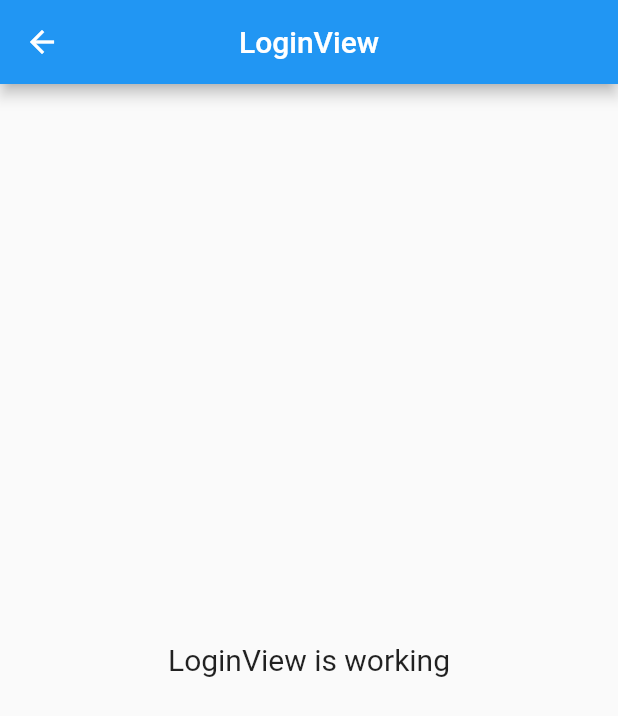
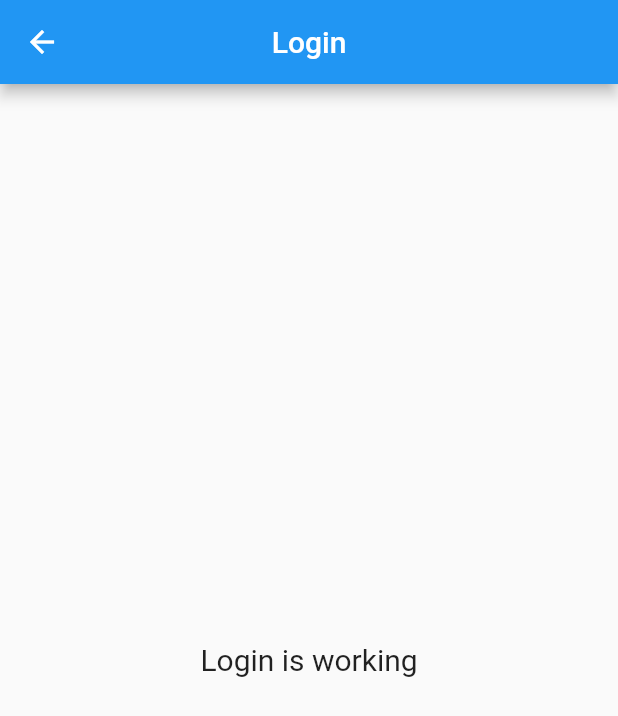
Before and after one commit to febryanalfaridzi057/aku, a Flutter app: the LoginView screen opened by its route, on a phone screen of 412 x 824 dp. Shown: the top 716 px of the screen. Run offline on Flutter 3.47's test engine with Material 2 defaults, Android fonts, the phone set to English and light mode, and no system bars; our stand-ins replace get.

Commit message:
Ganti judul jadi login

```diff
--- a/lib/app/modules/login/views/login_view.dart
+++ b/lib/app/modules/login/views/login_view.dart
@@ -10,12 +10,12 @@ class LoginView extends GetView<LoginController> {
   Widget build(BuildContext context) {
     return Scaffold(
       appBar: AppBar(
-        title: const Text('LoginView'),
+        title: const Text('Login'),
         centerTitle: true,
       ),
       body: const Center(
         child: Text(
-          'LoginView is working',
+          'Login is working',
           style: TextStyle(fontSize: 20),
         ),
       ),
```
